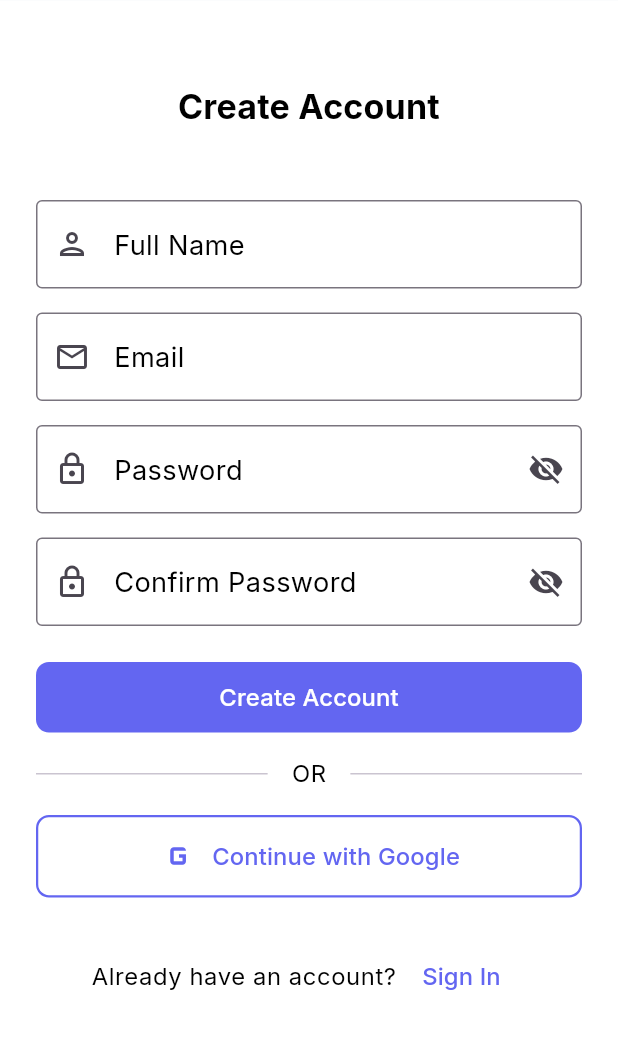
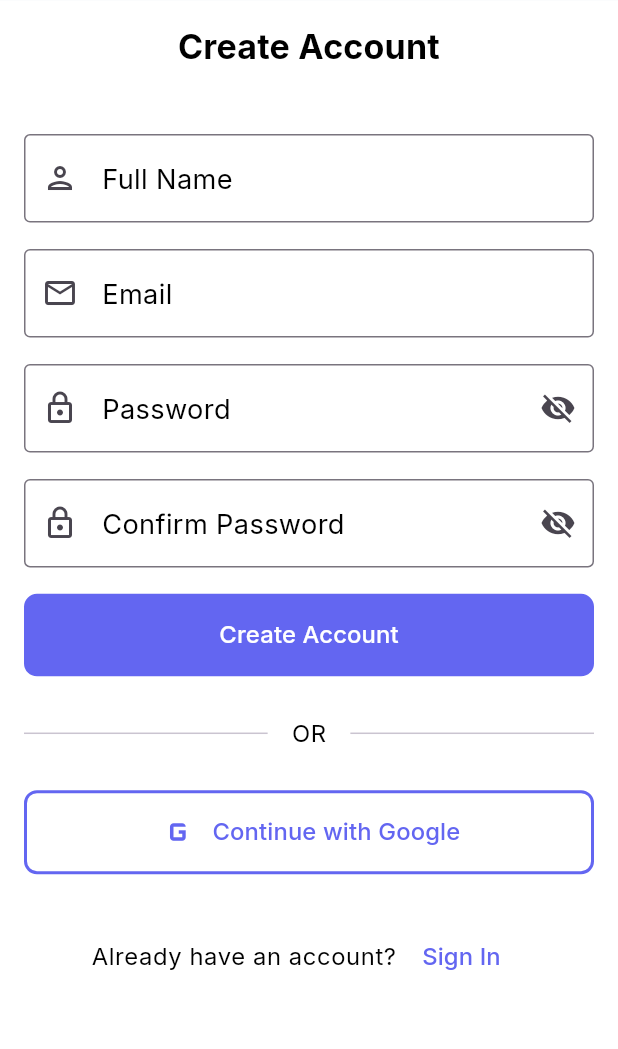
Before and after one commit to sudip22-p/blog_app_flutter, a Flutter app: the screen it shows after launch, after a tap on "Sign Up", on a phone screen of 412 x 824 dp, the part 97-1146 px from its top. Run offline on Flutter 3.47's test engine with Material 3 defaults, Android fonts, the phone set to English and light mode, and no system bars; our stand-ins replace cached_network_image, cloud_firestore, equatable, firebase_auth, firebase_core, firebase_database and 7 more; missing offline and left inert: cloudinary_public; accounts and stored records are empty; generated files the repository leaves out were written again; statements that could not run were skipped.

Commit message:
fix: auth refactoring completed

```diff
--- a/lib/core/utils/helpers/dialog/dialog_utils.dart
+++ b/lib/core/utils/helpers/dialog/dialog_utils.dart
@@ -10,6 +10,7 @@ class DialogUtils {
     required String title,
     required String message,
     required String confirmText,
+    String? cancelText,
     bool barrierDismissible = true,
     Color? barrierColor,
     String? barrierLabel,
@@ -33,6 +34,7 @@ class DialogUtils {
             title: title,
             message: message,
             confirmText: confirmText,
+            cancelText: cancelText,
           ),
         ) ??
         false;
@@ -43,6 +45,7 @@ class DialogUtils {
     required String title,
     required String message,
     required String confirmText,
+    String? cancelText,
     bool barrierDismissible = true,
     Color? barrierColor,
     String? barrierLabel,
@@ -66,6 +69,7 @@ class DialogUtils {
             title: title,
             message: message,
             confirmText: confirmText,
+            cancelText: cancelText,
             showCancelButton: false,
           ),
         ) ??
--- a/lib/modules/auth/presentation/screens/login_screen.dart
+++ b/lib/modules/auth/presentation/views/login_screen.dart
@@ -1,8 +1,7 @@
 import 'package:blog_app/common/common.dart';
 import 'package:blog_app/core/core.dart';
-import 'package:blog_app/modules/auth/presentation/widgets/widgets.dart';
+import 'package:blog_app/modules/auth/auth.dart';
 import 'package:flutter_bloc/flutter_bloc.dart';
-import 'package:blog_app/modules/auth/presentation/bloc/auth_bloc.dart';
 import 'package:flutter/material.dart';
 import 'package:go_router/go_router.dart';
 
@@ -65,15 +64,12 @@ class _LoginScreenState extends State<LoginScreen> {
         child: SafeArea(
           child: SingleChildScrollView(
             child: Padding(
-              padding: const EdgeInsets.all(24.0),
+              padding: const EdgeInsets.all(AppSpacing.lg),
               child: Form(
                 key: _formKey,
                 child: Column(
                   crossAxisAlignment: CrossAxisAlignment.stretch,
                   children: [
-                    const SizedBox(height: 60),
-
-                    // Welcome Text
                     Text(
                       'Welcome Back!',
                       style: context.textTheme.titleMedium?.copyWith(
@@ -81,7 +77,9 @@ class _LoginScreenState extends State<LoginScreen> {
                       ),
                       textAlign: TextAlign.center,
                     ),
-                    const SizedBox(height: 8),
+
+                    AppGaps.gapH4,
+
                     Text(
                       'Sign in to your account',
                       style: context.textTheme.bodyMedium?.copyWith(
@@ -89,9 +87,9 @@ class _LoginScreenState extends State<LoginScreen> {
                       ),
                       textAlign: TextAlign.center,
                     ),
-                    const SizedBox(height: 48),
 
-                    // Email Field
+                    AppGaps.gapH40,
+
                     TextFormField(
                       style: context.textTheme.bodyMedium,
                       controller: _emailController,
@@ -104,9 +102,9 @@ class _LoginScreenState extends State<LoginScreen> {
                         prefixIcon: Icon(Icons.email_outlined),
                       ),
                     ),
-                    const SizedBox(height: 16),
 
-                    // Password Field
+                    AppGaps.gapH16,
+
                     TextFormField(
                       style: context.textTheme.bodyMedium,
                       controller: _passwordController,
@@ -132,22 +130,25 @@ class _LoginScreenState extends State<LoginScreen> {
                         ),
                       ),
                     ),
-                    const SizedBox(height: 16),
+
+                    AppGaps.gapH4,
+
                     ForgotPassword(),
-                    const SizedBox(height: 8),
 
-                    // Sign In Button
+                    AppGaps.gapH12,
+
                     EmailAuthButton(isLogin: true, authentication: signIn),
-                    const SizedBox(height: 16),
-                    // Divider
+
+                    AppGaps.gapH24,
+
                     AuthDivider(),
-                    const SizedBox(height: 16),
 
-                    // Google Sign In Button
+                    AppGaps.gapH24,
+
                     GoogleAuthentication(),
-                    const SizedBox(height: 24),
 
-                    // Sign Up Link
+                    AppGaps.gapH24,
+
                     Row(
                       mainAxisAlignment: MainAxisAlignment.center,
                       children: [
@@ -160,7 +161,7 @@ class _LoginScreenState extends State<LoginScreen> {
                         CustomButton.text(
                           label: 'Sign Up',
                           onTap: () {
-                            context.goNamed(Routes.signup.name);
+                            context.pushNamed(Routes.signup.name);
                           },
                           textColor: context.customTheme.primary,
                         ),
--- a/lib/modules/auth/presentation/screens/signup_screen.dart
+++ b/lib/modules/auth/presentation/views/signup_screen.dart
@@ -1,8 +1,7 @@
 import 'package:blog_app/common/common.dart';
-import 'package:blog_app/modules/auth/presentation/widgets/widgets.dart';
 import 'package:flutter/material.dart';
 import 'package:flutter_bloc/flutter_bloc.dart';
-import 'package:blog_app/modules/auth/presentation/bloc/auth_bloc.dart';
+import 'package:blog_app/modules/auth/auth.dart';
 import 'package:blog_app/core/core.dart';
 import 'package:go_router/go_router.dart';
 
@@ -43,12 +42,24 @@ class _SignUpScreenState extends State<SignUpScreen> {
     );
   }
 
-  void showEmailVerificationDialog(BuildContext context, String message) {
-    showDialog(
-      context: context,
-      barrierDismissible: false,
-      builder: (context) => EmailVerificationDialog(message: message),
+  void showEmailVerificationDialog(String message) async {
+    bool
+    sendEmailVerificationConfirmation = await DialogUtils.showConfirmationDialog(
+      context,
+      title: "Account Created!",
+      message:
+          "$message\n\n\n Would you like to send a verification email to your account?",
+
+      confirmText: "Send Verification",
+      cancelText: "Skip",
     );
+    if (sendEmailVerificationConfirmation && mounted) {
+      context.read<AuthBloc>().add(AuthSendEmailVerificationRequested());
+    }
+
+    if (!sendEmailVerificationConfirmation && mounted) {
+      context.goNamed(Routes.authWrapper.name);
+    }
   }
 
   @override
@@ -69,32 +80,31 @@ class _SignUpScreenState extends State<SignUpScreen> {
       body: BlocListener<AuthBloc, AuthState>(
         listener: (context, state) {
           if (state is AuthSignUpSuccess) {
-            // Show success message and ask about email verification
-            showEmailVerificationDialog(context, state.message);
+            showEmailVerificationDialog(state.message);
           } else if (state is AuthAuthenticated) {
-            // Handle successful Google sign-in - navigate back to let AuthWrapper handle it
-            Navigator.of(context).pop();
+            context.goNamed(Routes.authWrapper.name);
           } else if (state is AuthEmailVerificationSent) {
             CustomSnackbar.showToastMessage(
               type: ToastType.success,
               message: state.message,
             );
+            context.goNamed(Routes.authWrapper.name);
           } else if (state is AuthError) {
             CustomSnackbar.showToastMessage(
               type: ToastType.error,
               message: state.message,
             );
+            context.goNamed(Routes.authWrapper.name);
           }
         },
         child: SafeArea(
           child: SingleChildScrollView(
-            padding: const EdgeInsets.all(24.0),
+            padding: const EdgeInsets.all(AppSpacing.lg),
             child: Form(
               key: _formKey,
               child: Column(
                 crossAxisAlignment: CrossAxisAlignment.stretch,
                 children: [
-                  const SizedBox(height: 32),
                   Text(
                     'Create Account',
                     style: context.textTheme.titleMedium?.copyWith(
@@ -102,7 +112,8 @@ class _SignUpScreenState extends State<SignUpScreen> {
                     ),
                     textAlign: TextAlign.center,
                   ),
-                  const SizedBox(height: 48),
+
+                  AppGaps.gapH40,
 
                   TextFormField(
                     style: context.textTheme.bodyMedium,
@@ -117,7 +128,8 @@ class _SignUpScreenState extends State<SignUpScreen> {
                       prefixIcon: Icon(Icons.person_outlined),
                     ),
                   ),
-                  const SizedBox(height: 16),
+
+                  AppGaps.gapH16,
 
                   TextFormField(
                     style: context.textTheme.bodyMedium,
@@ -131,7 +143,8 @@ class _SignUpScreenState extends State<SignUpScreen> {
                       prefixIcon: Icon(Icons.email_outlined),
                     ),
                   ),
-                  const SizedBox(height: 16),
+
+                  AppGaps.gapH16,
 
                   TextFormField(
                     style: context.textTheme.bodyMedium,
@@ -157,7 +170,8 @@ class _SignUpScreenState extends State<SignUpScreen> {
                       ),
                     ),
                   ),
-                  const SizedBox(height: 16),
+
+                  AppGaps.gapH16,
 
                   TextFormField(
                     style: context.textTheme.bodyMedium,
@@ -187,18 +201,20 @@ class _SignUpScreenState extends State<SignUpScreen> {
                       ),
                     ),
                   ),
-                  const SizedBox(height: 24),
 
-                  //sign up button
+                  AppGaps.gapH16,
+
                   EmailAuthButton(isLogin: false, authentication: signUp),
-                  const SizedBox(height: 16),
-                  //divider
+
+                  AppGaps.gapH24,
+
                   AuthDivider(),
-                  const SizedBox(height: 16),
 
-                  // Google Sign In Button
+                  AppGaps.gapH24,
+
                   GoogleAuthentication(),
-                  const SizedBox(height: 24),
+
+                  AppGaps.gapH24,
 
                   Row(
                     mainAxisAlignment: MainAxisAlignment.center,
--- a/lib/modules/auth/presentation/widgets/auth_divider.dart
+++ b/lib/modules/auth/presentation/widgets/auth_divider.dart
@@ -9,8 +9,9 @@ class AuthDivider extends StatelessWidget {
     return Row(
       children: [
         const Expanded(child: Divider()),
+
         Padding(
-          padding: const EdgeInsets.symmetric(horizontal: 16),
+          padding: const EdgeInsets.symmetric(horizontal: AppSpacing.lg),
           child: Text(
             'OR',
             style: context.textTheme.bodySmall?.copyWith(
@@ -18,6 +19,7 @@ class AuthDivider extends StatelessWidget {
             ),
           ),
         ),
+
         const Expanded(child: Divider()),
       ],
     );
--- a/lib/modules/auth/presentation/widgets/email_auth_button.dart
+++ b/lib/modules/auth/presentation/widgets/email_auth_button.dart
@@ -1,6 +1,6 @@
 import 'package:blog_app/common/common.dart';
 import 'package:blog_app/core/core.dart';
-import 'package:blog_app/modules/auth/presentation/bloc/auth_bloc.dart';
+import 'package:blog_app/modules/auth/auth.dart';
 import 'package:flutter/material.dart';
 import 'package:flutter_bloc/flutter_bloc.dart';
 
@@ -28,14 +28,14 @@ class EmailAuthButton extends StatelessWidget {
           bgColor: context.customTheme.primary,
           textColor: context.customTheme.background,
           borderRadius: AppBorderRadius.mediumBorderRadius,
-          padding: const EdgeInsets.symmetric(vertical: 12),
+          padding: const EdgeInsets.symmetric(vertical: AppSpacing.lg),
           icon: isLoading
               ? SizedBox(
-                  width: 20,
-                  height: 20,
+                  width: AppSpacing.lg,
+                  height: AppSpacing.lg,
                   child: CircularProgressIndicator(
-                    strokeWidth: 2,
-                    color: context.customTheme.contentPrimary,
+                    strokeWidth: AppSpacing.xxs,
+                    color: context.customTheme.background,
                   ),
                 )
               : null,
--- a/lib/modules/auth/presentation/widgets/google_authentication.dart
+++ b/lib/modules/auth/presentation/widgets/google_authentication.dart
@@ -1,6 +1,6 @@
 import 'package:blog_app/common/common.dart';
 import 'package:blog_app/core/core.dart';
-import 'package:blog_app/modules/auth/presentation/bloc/auth_bloc.dart';
+import 'package:blog_app/modules/auth/auth.dart';
 import 'package:flutter/material.dart';
 import 'package:flutter_bloc/flutter_bloc.dart';
 
@@ -23,21 +23,27 @@ class GoogleAuthentication extends StatelessWidget {
                 },
           label: isLoading ? '' : 'Continue with Google',
           textColor: context.customTheme.primary,
-          border: Border.all(color: context.customTheme.primary, width: 1.5),
+          border: Border.all(
+            color: context.customTheme.primary,
+            width: AppSpacing.xxs,
+          ),
           borderRadius: AppBorderRadius.mediumBorderRadius,
-          padding: const EdgeInsets.symmetric(vertical: 12),
+          padding: const EdgeInsets.symmetric(vertical: AppSpacing.md),
           icon: isLoading
-              ? const SizedBox(
-                  width: 20,
-                  height: 20,
-                  child: CircularProgressIndicator(strokeWidth: 2),
+              ? SizedBox(
+                  width: AppSpacing.lg,
+                  height: AppSpacing.lg,
+                  child: CircularProgressIndicator(
+                    strokeWidth: AppSpacing.xxs,
+                    color: context.customTheme.primary,
+                  ),
                 )
               : Icon(
                   Icons.g_mobiledata,
                   size: 28,
                   color: context.customTheme.primary,
                 ),
-          gap: const SizedBox(width: 8),
+          gap: AppGaps.gapW8,
           iconPosition: IconAlignment.start,
         );
       },
--- a/lib/modules/auth/presentation/widgets/widgets.dart
+++ b/lib/modules/auth/presentation/widgets/widgets.dart
@@ -5,4 +5,3 @@ export 'forgot_password.dart';
 export 'google_authentication.dart';
 export 'profile_form_section.dart';
 export 'profile_header.dart';
-export 'email_verification_dialog.dart';
--- a/lib/modules/auth/presentation/screens/dashboard.dart
+++ b/lib/modules/dashboard/presentation/views/dashboard.dart
@@ -1,6 +1,6 @@
 import 'package:blog_app/core/core.dart';
 import 'package:flutter/material.dart';
-import 'package:blog_app/modules/auth/presentation/screens/home_screen.dart';
+import 'package:blog_app/modules/dashboard/presentation/widgets/home_screen.dart';
 import 'package:blog_app/modules/blogs/features/explore_all_blogs/presentation/views/explore_blogs_screen.dart';
 import 'package:blog_app/modules/blogs/features/favourite_blogs/presentation/views/favourites_screen.dart';
 import 'package:blog_app/modules/blogs/features/my_blogs_overview/presentation/views/my_blogs_screen.dart';
--- a/lib/modules/auth/presentation/screens/home_screen.dart
+++ b/lib/modules/dashboard/presentation/widgets/home_screen.dart
@@ -20,7 +20,6 @@ class _HomeScreenState extends State<HomeScreen> {
   @override
   void initState() {
     super.initState();
-    // Load user profile when screen initializes
     context.read<AuthBloc>().add(AuthLoadProfileRequested());
   }
 
@@ -63,7 +62,6 @@ class _HomeScreenState extends State<HomeScreen> {
               centerTitle: false,
             ),
             body: const BlogsHome(),
-            // bottomNavigationBar: const BottomNavBar(selection: 0),
           );
         },
       ),
--- a/lib/modules/splash/auth_wrapper.dart
+++ b/lib/modules/splash/auth_wrapper.dart
@@ -1,5 +1,5 @@
-import 'package:blog_app/modules/auth/presentation/screens/dashboard.dart';
-import 'package:blog_app/modules/auth/presentation/screens/login_screen.dart';
+import 'package:blog_app/modules/dashboard/presentation/views/dashboard.dart';
+import 'package:blog_app/modules/auth/presentation/views/login_screen.dart';
 import 'package:flutter/material.dart';
 import 'package:firebase_auth/firebase_auth.dart';
 
```
Also changed, not shown: lib/core/config/router_config.dart (+4 -4 lines), lib/core/utils/helpers/dialog/confirmation_dialog.dart (+23 -10 lines), lib/modules/auth/presentation/views/user_profile_screen.dart (renamed from lib/modules/auth/presentation/screens/user_profile_screen.dart, +8 -15 lines), lib/modules/auth/presentation/widgets/danger_zone_section.dart (+73 -90 lines), lib/modules/auth/presentation/widgets/email_verification_dialog.dart (deleted, +0 -68 lines), lib/modules/auth/presentation/widgets/forgot_password.dart (+26 -9 lines), lib/modules/auth/presentation/widgets/profile_form_section.dart (+54 -46 lines), lib/modules/auth/presentation/widgets/profile_header.dart (+33 -25 lines), lib/modules/blogs/features/trending_blogs/presentation/views/blogs_home.dart (+5 -4 lines).
